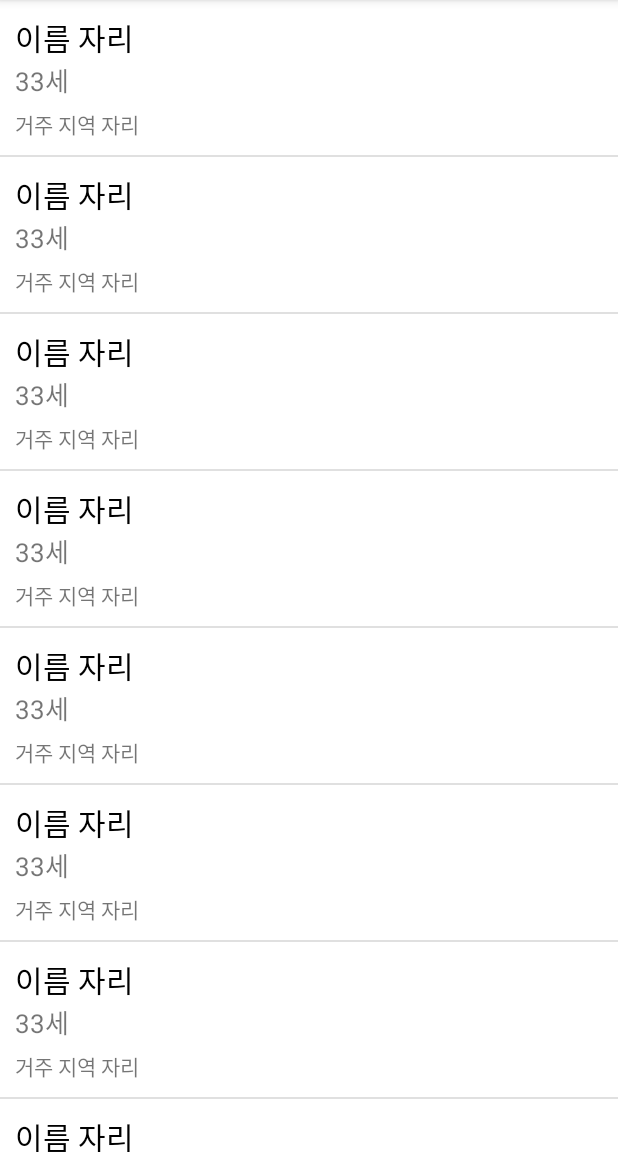
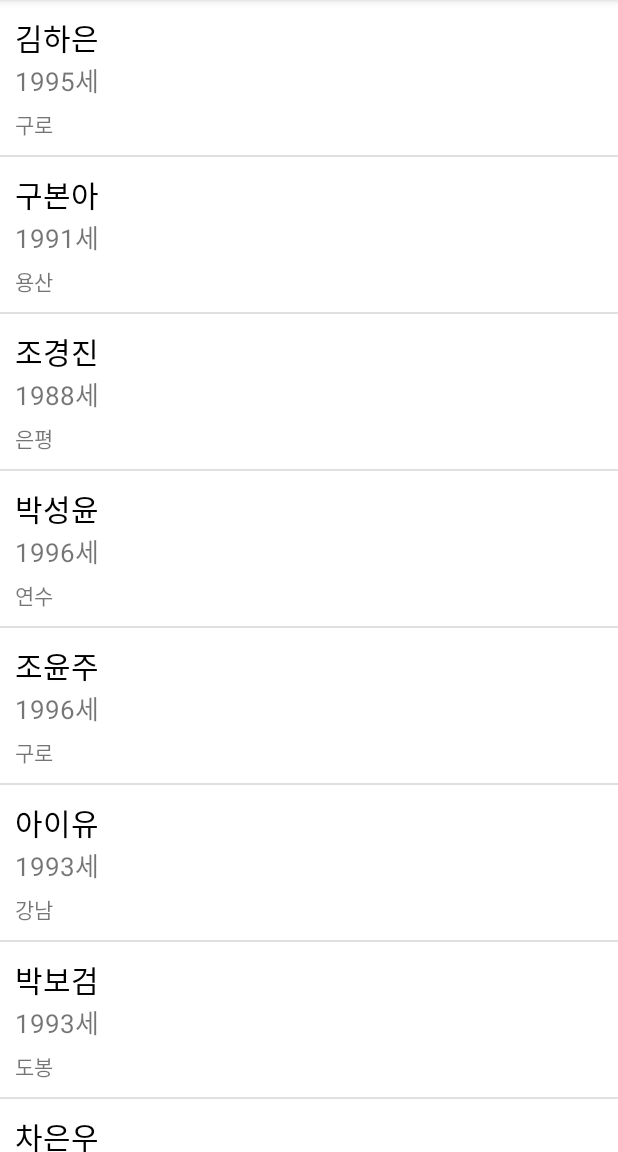
Before and after one commit to KIMHAUN/listview_20201031, an Android app: the screen it shows after launch (MainActivity), on a phone screen of 412 x 824 dp, the part 84-1236 px from its top. Run offline under Robolectric (Android 15) with nearby library versions, the phone set to English and light mode, and no system bars.

Commit message:
실제 학생 데이터 반영중 : 나이를 제외하고 마무리.

```diff
--- a/app/src/main/java/com/appisna/blogspot/listview_20201031/adapters/StudentAdapter.kt
+++ b/app/src/main/java/com/appisna/blogspot/listview_20201031/adapters/StudentAdapter.kt
@@ -5,6 +5,7 @@ import android.view.LayoutInflater
 import android.view.View
 import android.view.ViewGroup
 import android.widget.ArrayAdapter
+import android.widget.TextView
 import com.appisna.blogspot.listview_20201031.R
 import com.appisna.blogspot.listview_20201031.datas.Student
 
@@ -32,6 +33,21 @@ class StudentAdapter(
         val row = tempRow!!
         //tempRow가 절대 null이 아니라면 대입하자.
         //완성된 row를 getView의 결과로 선정.
+        //row가 바로 결과가 되지 말고 가공을 거친 후에 결과가 되게 하자.(row변수에 담겨있는 xml기반 객체의 내용물을 변경해주자.
+
+
+        val nameTxt = row.findViewById<TextView>(R.id.nameTxt);
+        val ageTxt = row.findViewById<TextView>(R.id.ageTxt);
+        val addressTxt = row.findViewById<TextView>(R.id.addressTxt);
+
+        //뿌려줄 근거 데이터
+        val studentData = mList[position]
+
+        nameTxt.text = studentData.name
+        addressTxt.text = studentData.address
+        //생년을 가지고 그대로 찍으면 오류. 나이로 변환해야 함.
+        ageTxt.text = "${studentData.birthYear}세"
+
 
         return row
     }
--- a/app/src/main/res/layout/student_list_item.xml
+++ b/app/src/main/res/layout/student_list_item.xml
@@ -11,6 +11,7 @@
         android:orientation="vertical">
 
         <TextView
+            android:id="@+id/nameTxt"
             android:layout_width="wrap_content"
             android:layout_height="wrap_content"
             android:text="이름 자리"
@@ -18,22 +19,20 @@
             android:textSize="20sp"/>
 
         <TextView
+            android:id="@+id/ageTxt"
             android:layout_width="wrap_content"
             android:layout_height="wrap_content"
             android:text="33세"
             android:textSize="17sp"/>
+
         <TextView
+            android:id="@+id/addressTxt"
             android:layout_width="wrap_content"
             android:layout_height="wrap_content"
             android:layout_marginTop="5dp"
             android:text="거주 지역 자리"
             />
 
-
-
-
-
     </LinearLayout>
 
-
 </LinearLayout>
```
Also changed, not shown: app/src/main/java/com/appisna/blogspot/listview_20201031/MainActivity.kt (+7 -0 lines).
